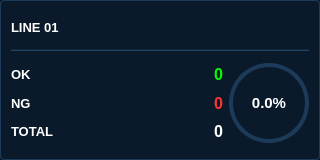
Above: views/line_card.ui from Thinhngua1/MINI_PC_WIN7_full_UI before the change. Below: the same form after it.
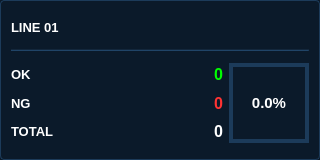
That is the form after the change.

The edit to the form file:
```diff
--- a/views/line_card.ui
+++ b/views/line_card.ui
@@ -246,7 +246,7 @@
         <string notr="true">
 QLabel {
     border: 4px solid #1c3b5a;
-    border-radius: 40px;
+    //border-radius: 40px;
     background-color: transparent;
     color: white;
 }
```
Left out of the diff: 24 changed lines with no effect on the pictures.
